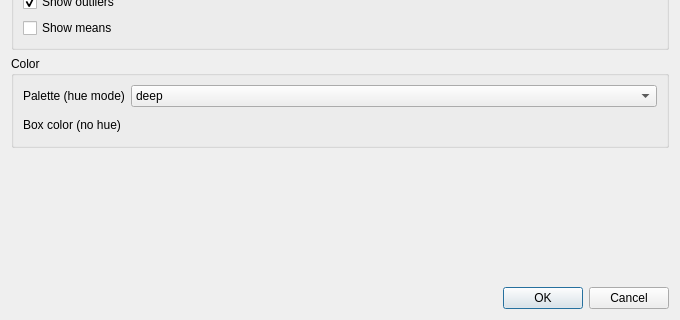
czyt1988/data-workbench, file src/DAGui/DAChartAddStatsBoxplotWidget.ui: the form before one commit; both pictures show x 0 to 680 and y 200 to 520 of the 680 by 520 pixel window.
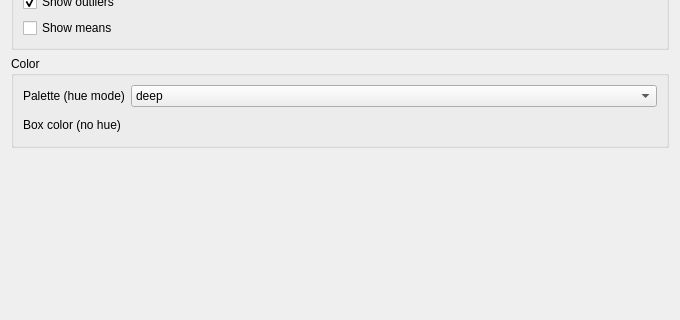
The form after the commit. Custom widgets are drawn as their Qt base class.

Patch:
```diff
--- a/src/DAGui/DAChartAddStatsBoxplotWidget.ui
+++ b/src/DAGui/DAChartAddStatsBoxplotWidget.ui
@@ -214,13 +214,6 @@
      </property>
     </spacer>
    </item>
-   <item>
-    <widget class="QDialogButtonBox" name="buttonBox">
-     <property name="standardButtons">
-      <set>QDialogButtonBox::Cancel|QDialogButtonBox::Ok</set>
-     </property>
-    </widget>
-   </item>
   </layout>
  </widget>
  <customwidgets>
```
